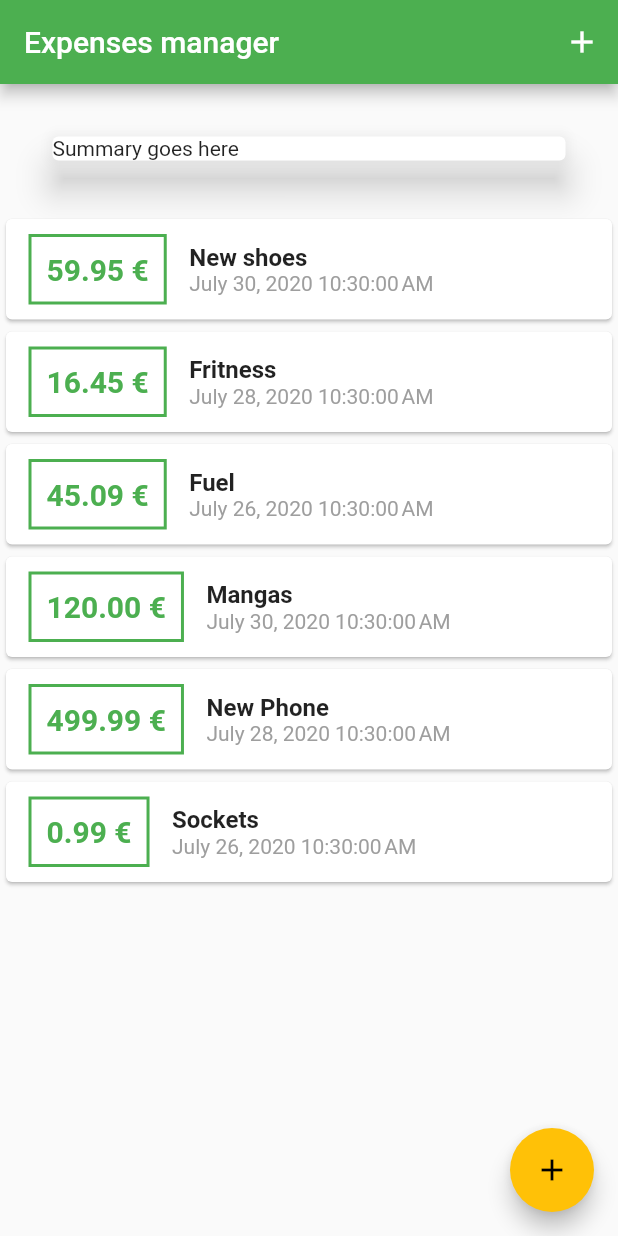
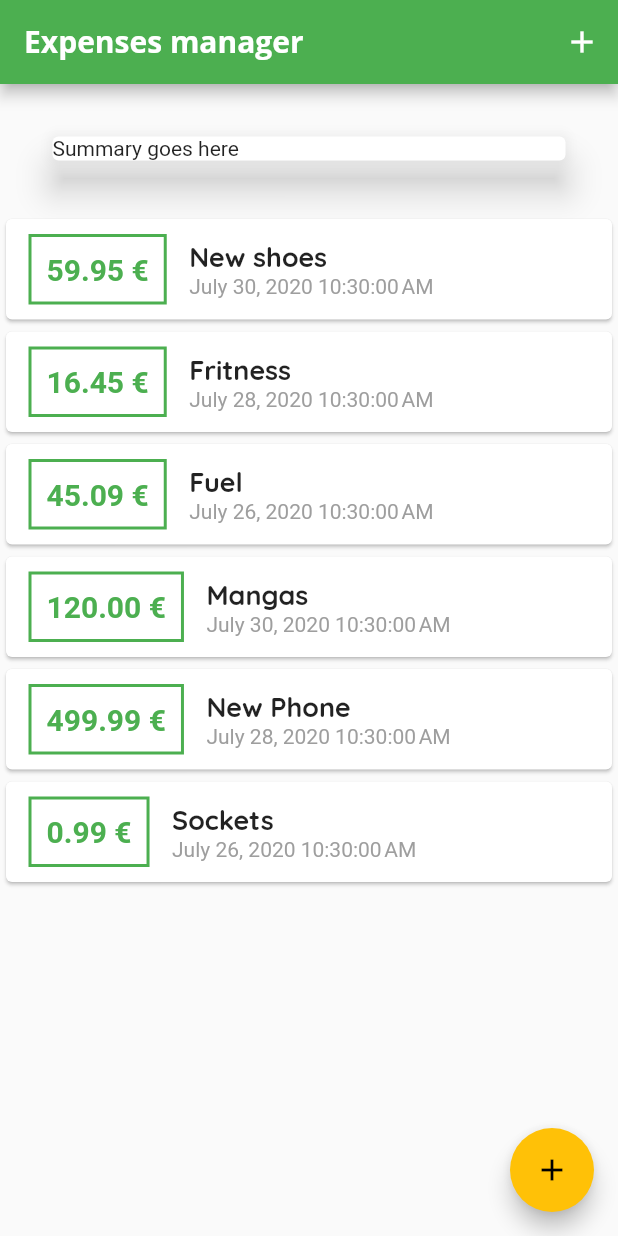
Before and after one commit to Sornichou/expenses-manager, a Flutter app: the screen it shows after launch, on a phone screen of 412 x 824 dp. Run offline on Flutter 3.47's test engine with Material 2 defaults, Android fonts, the phone set to English and light mode, and no system bars; Roboto replaces fonts that are missing (Open Sans).

Commit message:
Adding theme for appBar and expense items

```diff
--- a/lib/main.dart
+++ b/lib/main.dart
@@ -16,6 +16,23 @@ class MyApp extends StatelessWidget {
       theme: ThemeData(
         primarySwatch: Colors.green,
         accentColor: Colors.amber,
+        fontFamily: 'Quicksand',
+        textTheme: ThemeData.light().textTheme.copyWith(
+              headline6: TextStyle(
+                fontFamily: 'Quicksand',
+                fontWeight: FontWeight.bold,
+                fontSize: 18,
+              ),
+            ),
+        appBarTheme: AppBarTheme(
+          textTheme: ThemeData.light().textTheme.copyWith(
+                headline6: TextStyle(
+                  fontFamily: 'Open Sans',
+                  fontSize: 20,
+                  fontWeight: FontWeight.bold,
+                ),
+              ),
+        ),
       ),
       home: MyHomePage(),
     );
@@ -60,7 +77,9 @@ class _MyHomePageState extends State<MyHomePage> {
   Widget build(BuildContext context) {
     return Scaffold(
       appBar: AppBar(
-        title: Text('Expenses manager'),
+        title: Text(
+          'Expenses manager',
+        ),
         actions: <Widget>[
           IconButton(
             icon: Icon(Icons.add),
--- a/lib/widgets/transactionList.dart
+++ b/lib/widgets/transactionList.dart
@@ -42,10 +42,7 @@ class TransactionList extends StatelessWidget {
                   children: <Widget>[
                     Text(
                       transactions[index].title,
-                      style: TextStyle(
-                        fontSize: 16,
-                        fontWeight: FontWeight.bold,
-                      ),
+                      style: Theme.of(context).textTheme.headline6,
                     ),
                     Text(
                       DateFormat().format(transactions[index].date),
```
Also changed, not shown: pubspec.yaml (+11 -11 lines), assets/fonts/OpenSans-Bold.ttf (added), assets/fonts/OpenSans-Regular.ttf (added), assets/fonts/Quicksand-Bold.ttf (added), assets/fonts/Quicksand-Light.ttf (added), assets/fonts/Quicksand-Medium.ttf (added), assets/fonts/Quicksand-Regular.ttf (added).
